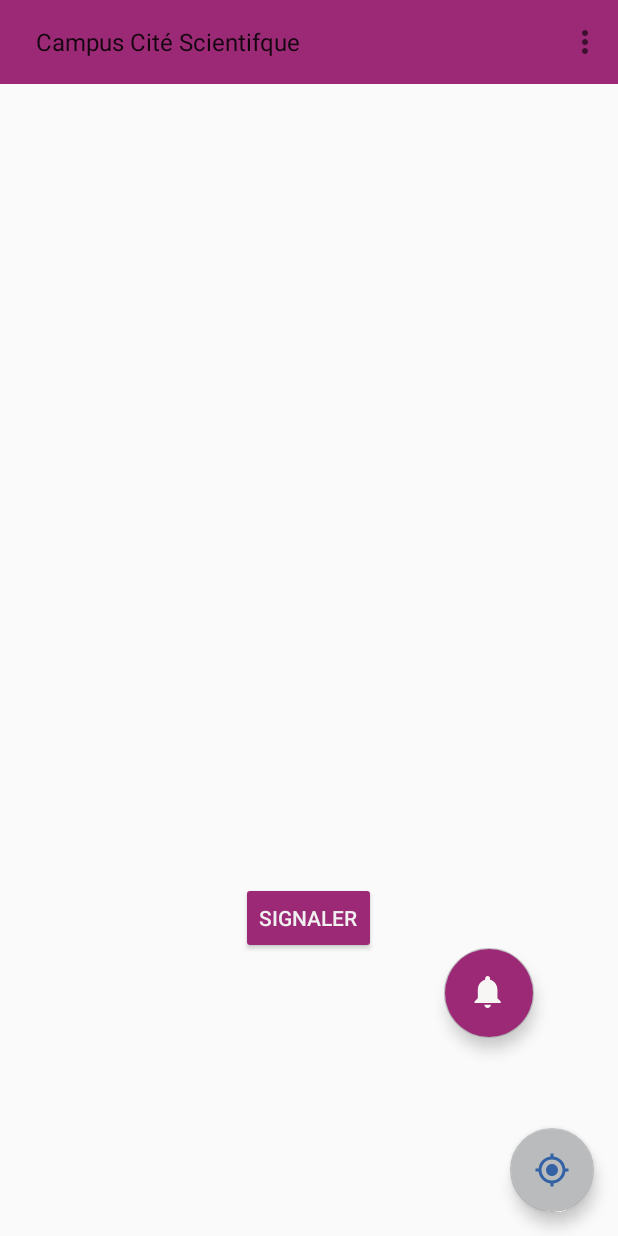
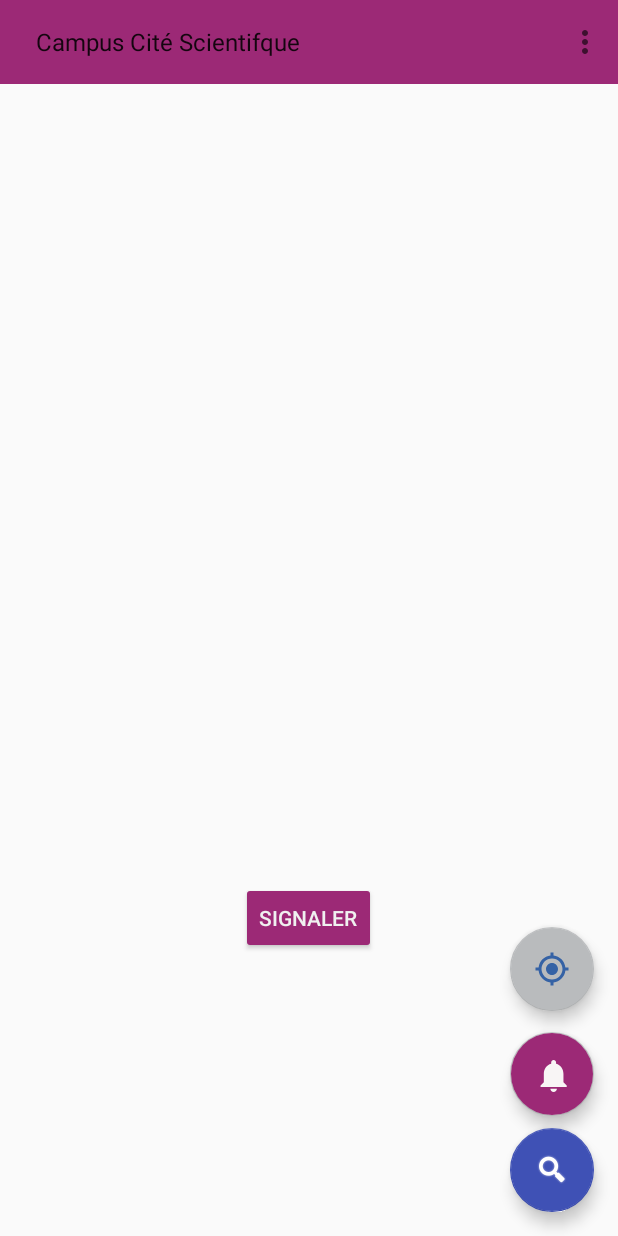
Before and after one commit to Serrulien/campus-incidents, an Android app: the screen it shows after launch (MapActivity), after a tap on "Se connecter", on a phone screen of 412 x 824 dp. Run offline under Robolectric (Android 15) with nearby library versions, the phone set to English and light mode, and no system bars; libraries missing offline, so code that uses them is left out: com.mapbox.android, com.mapbox.api, com.mapbox.geojson, com.mapbox.mapboxsdk; plain views replace MapView; 10 statements that could not run were skipped.

Commit message:
Feature : Add search location feature

```diff
--- a/campusincident/app/build.gradle
+++ b/campusincident/app/build.gradle
@@ -39,4 +39,6 @@ dependencies {
     implementation 'com.google.android.material:material:1.2.0-alpha04'
 
     implementation 'com.mapbox.mapboxsdk:mapbox-android-plugin-annotation-v8:0.7.0'
+
+    implementation 'com.mapbox.mapboxsdk:mapbox-android-plugin-places-v8:0.9.0'
 }
--- a/campusincident/app/src/main/java/fil/eservices/campusincident/MapActivity.java
+++ b/campusincident/app/src/main/java/fil/eservices/campusincident/MapActivity.java
@@ -1,24 +1,28 @@
 package fil.eservices.campusincident;
 
-import android.graphics.Bitmap;
-import android.graphics.BitmapFactory;
+import android.app.Activity;
+import android.content.Intent;
 import android.graphics.Color;
+import android.os.Bundle;
 import android.util.Log;
-import android.widget.*;
-import androidx.annotation.NonNull;
-import androidx.appcompat.app.AppCompatActivity;
-import androidx.appcompat.widget.Toolbar;
-
-import android.content.Intent;
-import android.os.Bundle;
 import android.view.Menu;
 import android.view.MenuInflater;
 import android.view.MenuItem;
 import android.view.View;
-
+import android.widget.AdapterView;
+import android.widget.ArrayAdapter;
+import android.widget.Spinner;
+import android.widget.Toast;
+import androidx.annotation.NonNull;
+import androidx.appcompat.app.AppCompatActivity;
+import androidx.appcompat.widget.Toolbar;
+import com.google.gson.JsonObject;
 import com.mapbox.android.core.permissions.PermissionsListener;
 import com.mapbox.android.core.permissions.PermissionsManager;
-import com.mapbox.android.gestures.Utils;
+import com.mapbox.api.geocoding.v5.models.CarmenFeature;
+import com.mapbox.geojson.Feature;
+import com.mapbox.geojson.FeatureCollection;
+import com.mapbox.geojson.Point;
 import com.mapbox.mapboxsdk.Mapbox;
 import com.mapbox.mapboxsdk.camera.CameraPosition;
 import com.mapbox.mapboxsdk.camera.CameraUpdate;
@@ -31,14 +35,20 @@ import com.mapbox.mapboxsdk.maps.MapView;
 import com.mapbox.mapboxsdk.maps.MapboxMap;
 import com.mapbox.mapboxsdk.maps.OnMapReadyCallback;
 import com.mapbox.mapboxsdk.maps.Style;
-import com.mapbox.mapboxsdk.plugins.annotation.*;
+import com.mapbox.mapboxsdk.plugins.annotation.SymbolManager;
+import com.mapbox.mapboxsdk.plugins.annotation.SymbolOptions;
+import com.mapbox.mapboxsdk.plugins.places.autocomplete.PlaceAutocomplete;
+import com.mapbox.mapboxsdk.plugins.places.autocomplete.model.PlaceOptions;
+import com.mapbox.mapboxsdk.style.layers.SymbolLayer;
+import com.mapbox.mapboxsdk.style.sources.GeoJsonSource;
 import com.mapbox.mapboxsdk.utils.BitmapUtils;
-import com.mapbox.mapboxsdk.utils.ColorUtils;
 
 import java.util.ArrayList;
 import java.util.List;
-import java.util.Locale;
 import java.util.Objects;
+
+import static com.mapbox.mapboxsdk.style.layers.PropertyFactory.iconImage;
+import static com.mapbox.mapboxsdk.style.layers.PropertyFactory.iconOffset;
 
 public class MapActivity extends AppCompatActivity implements
         OnMapReadyCallback, OnLocationClickListener, PermissionsListener, OnCameraTrackingChangedListener{
@@ -56,6 +66,13 @@ public class MapActivity extends AppCompatActivity implements
     private LocationComponent locationComponent;
     private boolean isInTrackingMode;
     private PermissionsManager permissionsManager;
+
+
+    private static final int REQUEST_CODE_AUTOCOMPLETE = 1;
+    private CarmenFeature home;
+    private CarmenFeature work;
+    private String geojsonSourceLayerId = "geojsonSourceLayerId";
+    private String symbolIconId = "symbolIconId";
 
     @Override
     protected void onCreate(Bundle savedInstanceState) {
@@ -85,8 +102,100 @@ public class MapActivity extends AppCompatActivity implements
             public void onStyleLoaded(@NonNull Style style) {
                 addSymbolMarker(style);
                 enableLocationComponent(style);
+                initSearchFab();
+                addUserLocations();
+                // Add the symbol layer icon to map for future use
+//                style.addImage(symbolIconId, BitmapFactory.decodeResource(
+//                        MapActivity.this.getResources(), R.drawable.incident_marker));
+
+                style.addImage(ID_ICON,
+                        Objects.requireNonNull(BitmapUtils.getBitmapFromDrawable(getResources().getDrawable(R.drawable.incident_marker))),
+                        true);
+
+// Create an empty GeoJSON source using the empty feature collection
+                setUpSource(style);
+
+// Set up a new symbol layer for displaying the searched location's feature coordinates
+                setupLayer(style);
             }
         });
+    }
+
+    private void initSearchFab() {
+        findViewById(R.id.fab_location_search).setOnClickListener(new View.OnClickListener() {
+            @Override
+            public void onClick(View view) {
+                Intent intent = new PlaceAutocomplete.IntentBuilder()
+                        .accessToken(Mapbox.getAccessToken() != null ? Mapbox.getAccessToken() : getString(R.string.mapbox_access_token))
+                        .placeOptions(PlaceOptions.builder()
+                                .backgroundColor(Color.parseColor("#EEEEEE"))
+                                .limit(10)
+                                .addInjectedFeature(home)
+                                .addInjectedFeature(work)
+                                .build(PlaceOptions.MODE_CARDS))
+                        .build(MapActivity.this);
+                startActivityForResult(intent, REQUEST_CODE_AUTOCOMPLETE);
+            }
+        });
+    }
+
+    private void addUserLocations() {
+        home = CarmenFeature.builder().text("Mapbox SF Office")
+                .geometry(Point.fromLngLat(-122.3964485, 37.7912561))
+                .placeName("50 Beale St, San Francisco, CA")
+                .id("mapbox-sf")
+                .properties(new JsonObject())
+                .build();
+
+        work = CarmenFeature.builder().text("Mapbox DC Office")
+                .placeName("740 15th Street NW, Washington DC")
+                .geometry(Point.fromLngLat(-77.0338348, 38.899750))
+                .id("mapbox-dc")
+                .properties(new JsonObject())
+                .build();
+    }
+
+    private void setUpSource(@NonNull Style loadedMapStyle) {
+        loadedMapStyle.addSource(new GeoJsonSource(geojsonSourceLayerId));
+    }
+
+    private void setupLayer(@NonNull Style loadedMapStyle) {
+        loadedMapStyle.addLayer(new SymbolLayer("SYMBOL_LAYER_ID", geojsonSourceLayerId).withProperties(
+                iconImage(ID_ICON),
+                iconOffset(new Float[] {0f, -8f})
+        ));
+    }
+
+    @Override
+    protected void onActivityResult(int requestCode, int resultCode, Intent data) {
+        super.onActivityResult(requestCode, resultCode, data);
+        if (resultCode == Activity.RESULT_OK && requestCode == REQUEST_CODE_AUTOCOMPLETE) {
+
+// Retrieve selected location's CarmenFeature
+            CarmenFeature selectedCarmenFeature = PlaceAutocomplete.getPlace(data);
+
+// Create a new FeatureCollection and add a new Feature to it using selectedCarmenFeature above.
+// Then retrieve and update the source designated for showing a selected location's symbol layer icon
+
+            if (mapboxMap != null) {
+                Style style = mapboxMap.getStyle();
+                if (style != null) {
+                    GeoJsonSource source = style.getSourceAs(geojsonSourceLayerId);
+                    if (source != null) {
+                        source.setGeoJson(FeatureCollection.fromFeatures(
+                                new Feature[] {Feature.fromJson(selectedCarmenFeature.toJson())}));
+                    }
+
+// Move map camera to the selected location
+                    mapboxMap.animateCamera(CameraUpdateFactory.newCameraPosition(
+                            new CameraPosition.Builder()
+                                    .target(new LatLng(((Point) selectedCarmenFeature.geometry()).latitude(),
+                                            ((Point) selectedCarmenFeature.geometry()).longitude()))
+                                    .zoom(14)
+                                    .build()), 4000);
+                }
+            }
+        }
     }
 
     private void addSymbolMarker(Style style){
--- a/campusincident/app/src/main/res/layout/activity_map.xml
+++ b/campusincident/app/src/main/res/layout/activity_map.xml
@@ -34,15 +34,34 @@
         </androidx.appcompat.widget.Toolbar>
 
         <com.google.android.material.floatingactionbutton.FloatingActionButton
+                android:id="@+id/back_to_camera_tracking_mode"
+                android:layout_width="wrap_content"
+                android:layout_height="wrap_content"
+                android:layout_gravity="end|bottom"
+                android:layout_marginEnd="16dp"
+                android:layout_marginBottom="150dp"
+                android:src="@drawable/ic_my_location"
+        />
+
+        <com.google.android.material.floatingactionbutton.FloatingActionButton
+                android:id="@+id/fab_location_search"
+                android:layout_width="wrap_content"
+                android:layout_height="wrap_content"
+                android:layout_gravity="end|bottom"
+                android:layout_margin="16dp"
+                android:tint="@android:color/white"
+                app:backgroundTint="@color/colorPrimary"
+                app:srcCompat="@android:drawable/ic_search_category_default" />
+
+        <com.google.android.material.floatingactionbutton.FloatingActionButton
             android:id="@+id/notifications_button"
-            android:layout_width="60dp"
-            android:layout_height="60dp"
-            android:layout_marginLeft="120dp"
-            android:layout_gravity="center"
-            android:layout_marginTop="250dp"
+            android:layout_width="wrap_content"
+            android:layout_height="wrap_content"
             android:backgroundTint="@color/colorUnivLille"
             android:clickable="true"
-            android:elevation="20dp"
+            android:layout_marginEnd="16dp"
+            android:layout_marginBottom="80dp"
+            android:layout_gravity="end|bottom"
             android:focusable="true"
             android:visibility="visible"
             mapbox:pressedTranslationZ="12dp"
@@ -50,17 +69,7 @@
             android:onClick="onButtonClickNotifications"
             />
 
-        <com.google.android.material.floatingactionbutton.FloatingActionButton
-                android:id="@+id/back_to_camera_tracking_mode"
-                android:layout_width="wrap_content"
-                android:layout_height="wrap_content"
-                android:layout_gravity="end|bottom"
-                android:layout_marginEnd="16dp"
-                android:layout_marginRight="16dp"
-                android:layout_marginBottom="16dp"
-                android:src="@drawable/ic_my_location"
 
-                />
 
         <androidx.appcompat.widget.AppCompatButton
             android:id="@+id/add_incident"
```
